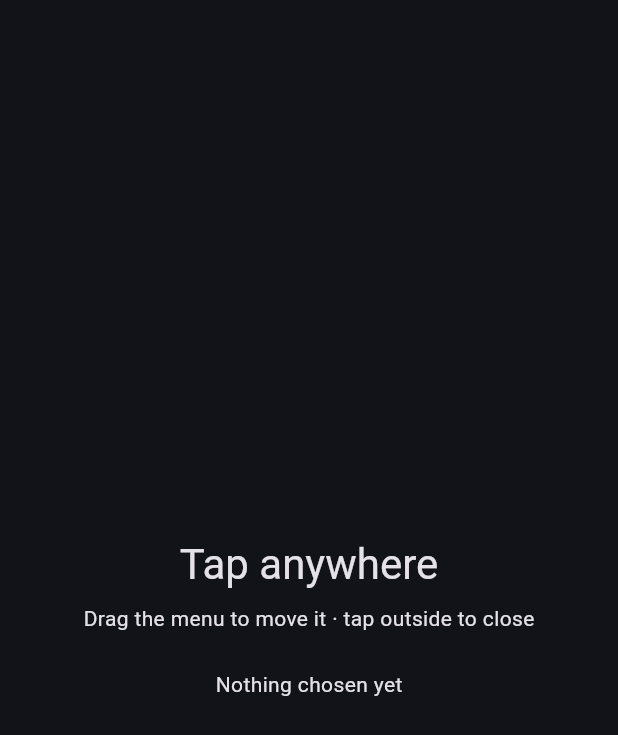
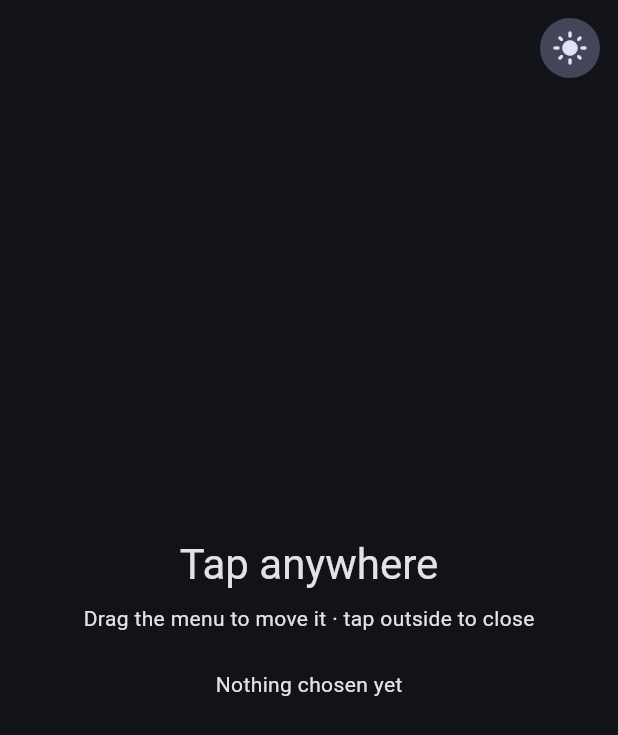
Before and after one commit to selvan/draggable_menu_anchor, a Flutter app: the screen it shows after launch, on a phone screen of 412 x 824 dp. Shown: the top 735 px of the screen. Run offline on Flutter 3.47's test engine with Material 3 defaults, Android fonts, the phone set to English and light mode, and no system bars.

Commit message:
Example: add a light/dark theme switch
The switch sits on the anchor's pane, so it leaves an open menu open:
the menu, its grip and its submenus restyle with the theme. Adds a test
and mentions it in the READMEs and CHANGELOG (Unreleased).

Co-Authored-By: Claude Opus 5.5 <noreply@anthropic.com>

```diff
--- a/example/lib/main.dart
+++ b/example/lib/main.dart
@@ -3,26 +3,42 @@ import 'package:flutter/material.dart';
 
 void main() => runApp(const ExampleApp());
 
-class ExampleApp extends StatelessWidget {
+class ExampleApp extends StatefulWidget {
   const ExampleApp({super.key});
+
+  @override
+  State<ExampleApp> createState() => _ExampleAppState();
+}
+
+class _ExampleAppState extends State<ExampleApp> {
+  ThemeMode _mode = ThemeMode.dark;
+
+  void _toggleTheme() => setState(
+    () => _mode = _mode == ThemeMode.dark ? ThemeMode.light : ThemeMode.dark,
+  );
 
   @override
   Widget build(BuildContext context) {
     return MaterialApp(
       title: 'draggable_menu_anchor',
       debugShowCheckedModeBanner: false,
-      theme: ThemeData(
+      theme: ThemeData(colorSchemeSeed: Colors.indigo),
+      darkTheme: ThemeData(
         colorSchemeSeed: Colors.indigo,
         brightness: Brightness.dark,
       ),
-      home: const TapAnywherePage(),
+      themeMode: _mode,
+      home: TapAnywherePage(onToggleTheme: _toggleTheme),
     );
   }
 }
 
 /// A full-screen pane: tap anywhere to open a draggable menu at that point.
 class TapAnywherePage extends StatefulWidget {
-  const TapAnywherePage({super.key});
+  const TapAnywherePage({super.key, this.onToggleTheme});
+
+  /// Switches between the light and dark theme.
+  final VoidCallback? onToggleTheme;
 
   @override
   State<TapAnywherePage> createState() => _TapAnywherePageState();
@@ -65,6 +81,7 @@ class _TapAnywherePageState extends State<TapAnywherePage> {
 
   @override
   Widget build(BuildContext context) {
+    final isDark = Theme.of(context).brightness == Brightness.dark;
     return Scaffold(
       body: DraggableMenuAnchor(
         controller: _menu,
@@ -97,7 +114,9 @@ class _TapAnywherePageState extends State<TapAnywherePage> {
           ),
         ],
         // The anchor is the whole pane: the menu opens where it's tapped.
-        child: GestureDetector(
+        child: Stack(
+          children: <Widget>[
+            GestureDetector(
               behavior: HitTestBehavior.opaque,
               onTapUp: _onTap,
               child: SizedBox.expand(
@@ -110,7 +129,9 @@ class _TapAnywherePageState extends State<TapAnywherePage> {
                         style: Theme.of(context).textTheme.headlineMedium,
                       ),
                       const SizedBox(height: 8),
-                  const Text('Drag the menu to move it · tap outside to close'),
+                      const Text(
+                        'Drag the menu to move it · tap outside to close',
+                      ),
                       const SizedBox(height: 24),
                       Text(_chosen, key: const ValueKey<String>('chosen')),
                     ],
@@ -118,6 +139,26 @@ class _TapAnywherePageState extends State<TapAnywherePage> {
                 ),
               ),
             ),
+            // Light/dark switch. It's on the pane (the anchor), so tapping it
+            // leaves an open menu open: watch the menu, its grip and its
+            // submenus restyle with the theme.
+            Positioned(
+              top: 0,
+              right: 0,
+              child: SafeArea(
+                child: Padding(
+                  padding: const EdgeInsets.all(8),
+                  child: IconButton.filledTonal(
+                    key: const ValueKey<String>('theme-toggle'),
+                    tooltip: isDark ? 'Light mode' : 'Dark mode',
+                    icon: Icon(isDark ? Icons.light_mode : Icons.dark_mode),
+                    onPressed: widget.onToggleTheme,
+                  ),
+                ),
+              ),
+            ),
+          ],
+        ),
       ),
     );
   }
```
Also changed, not shown: 4 other files. Lines whose indentation alone changed are shown as unchanged.
